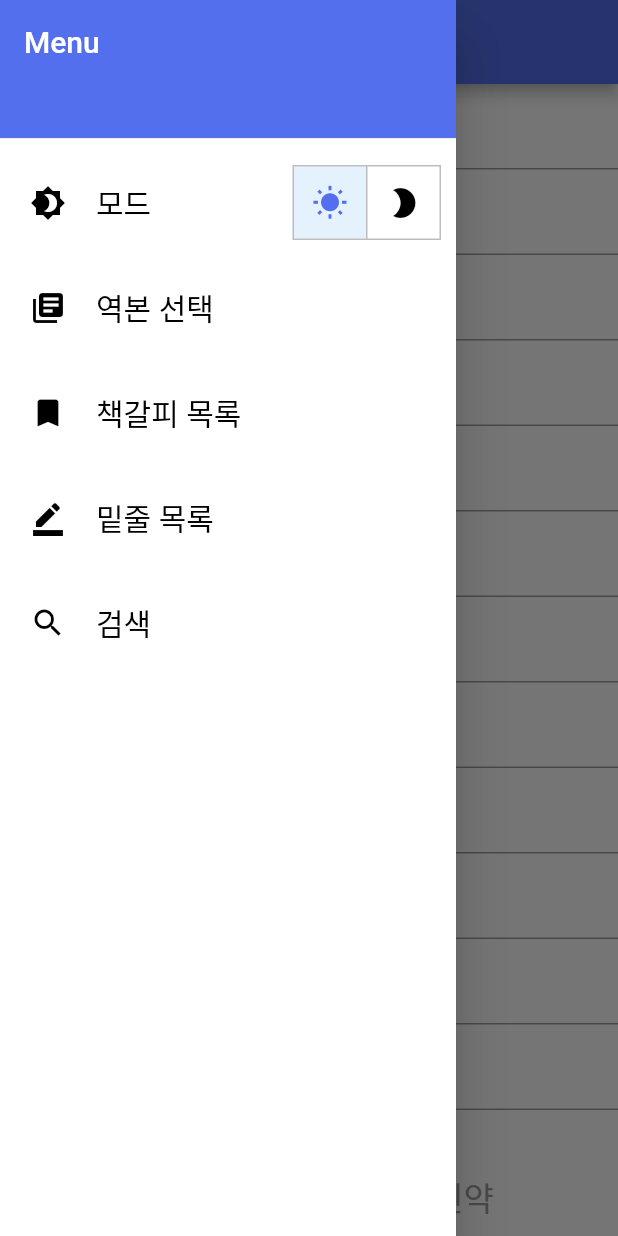
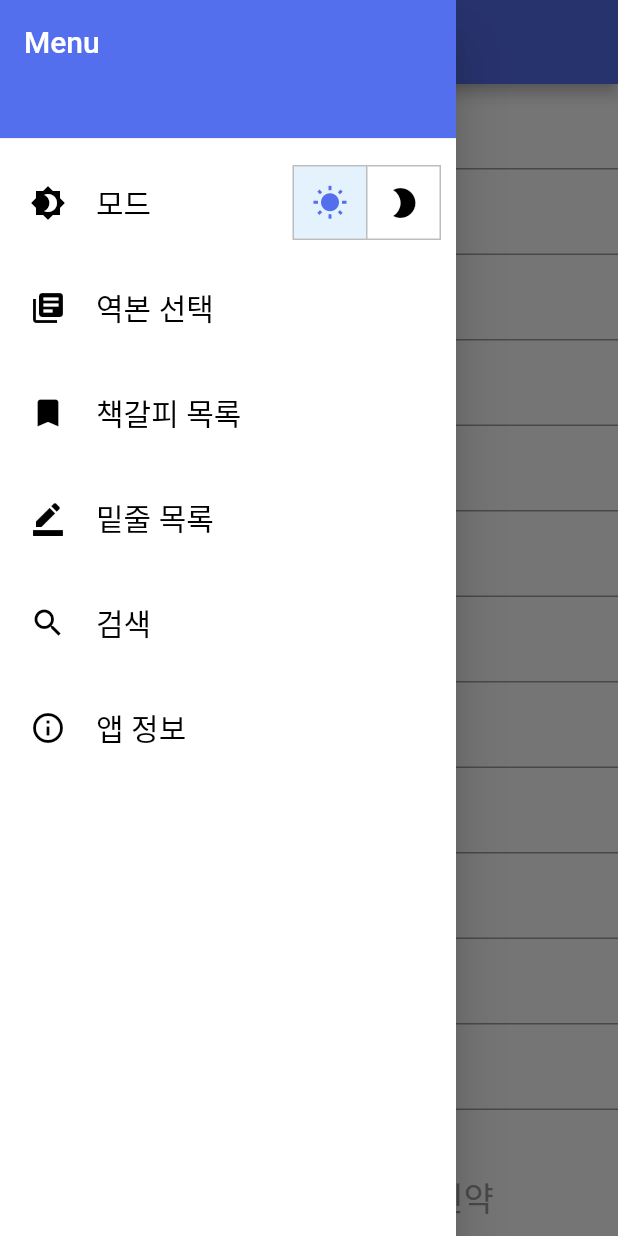
Before and after one commit to yenny-heo/Keep-bible, a Flutter app: the screen it shows after launch, with the side drawer open, on a phone screen of 412 x 824 dp. Run offline on Flutter 3.47's test engine with Material 2 defaults, Android fonts, the phone set to English and light mode, and no system bars; our stand-ins replace fluttertoast, scrollable_positioned_list.

Commit message:
feat: 앱 정보 탭 추가

```diff
--- a/lib/local_storage/selected_bibles.dart
+++ b/lib/local_storage/selected_bibles.dart
@@ -37,6 +37,5 @@ void setSelectedBible(List s){
   s = s.cast<bool>();
   for(int i=0; i<s.length; i++){
     selectedBible[i] = s[i];
-    print(s[i]);
   }
 }
--- a/lib/navigation/drawer.dart
+++ b/lib/navigation/drawer.dart
@@ -3,6 +3,7 @@ import 'package:keep_bible_app/local_storage/day_night_mode.dart';
 import 'package:keep_bible_app/page/bible_selection_page.dart';
 import 'package:keep_bible_app/page/bookmark_page.dart';
 import 'package:keep_bible_app/page/highlight_page.dart';
+import 'package:keep_bible_app/page/info_page.dart';
 import 'package:keep_bible_app/page/search_page.dart';
 import 'package:keep_bible_app/state/app_state_notifier.dart';
 import 'package:keep_bible_app/theme/app_theme.dart';
@@ -116,7 +117,19 @@ class _NavDrawerState extends State<NavDrawer> {
             Navigator.push(context,
                 MaterialPageRoute(builder: (context) => SearchPage()))
           },
-        )
+        ),
+        InkWell(
+          child: Row(
+            children: <Widget>[
+              _menuIcon(Icons.info_outline, isDark),
+              _menuText('앱 정보', isDark),
+            ],
+          ),
+          onTap: () => {
+            Navigator.push(context,
+                MaterialPageRoute(builder: (context) => InfoPage()))
+          },
+        ),
       ],
     ));
   }
--- a/lib/state/app_state_notifier.dart
+++ b/lib/state/app_state_notifier.dart
@@ -20,11 +20,11 @@ class AppStateNotifier extends ChangeNotifier {
     selectedBible[bible] = !selectedBible[bible];
     notifyListeners();
   }
+
   void initSelectedBibleState(List s){
     s = s.cast<bool>();
     for(int i=0; i<s.length; i++){
       selectedBible[i] = s[i];
-      print(s[i]);
     }
   }
 }
--- a/pubspec.yaml
+++ b/pubspec.yaml
@@ -15,7 +15,7 @@ publish_to: 'none' # Remove this line if you wish to publish to pub.dev
 # In iOS, build-name is used as CFBundleShortVersionString while build-number used as CFBundleVersion.
 # Read more about iOS versioning at
 # https://developer.apple.com/library/archive/documentation/General/Reference/InfoPlistKeyReference/Articles/CoreFoundationKeys.html
-version: 1.2.0+9
+version: 1.2.1+10
 
 environment:
   sdk: ">=2.7.0 <3.0.0"
```
Also changed, not shown: lib/page/info_page.dart (added, +11 -0 lines), lib/page/verse_page.dart (+20 -8 lines), 1 other file.
